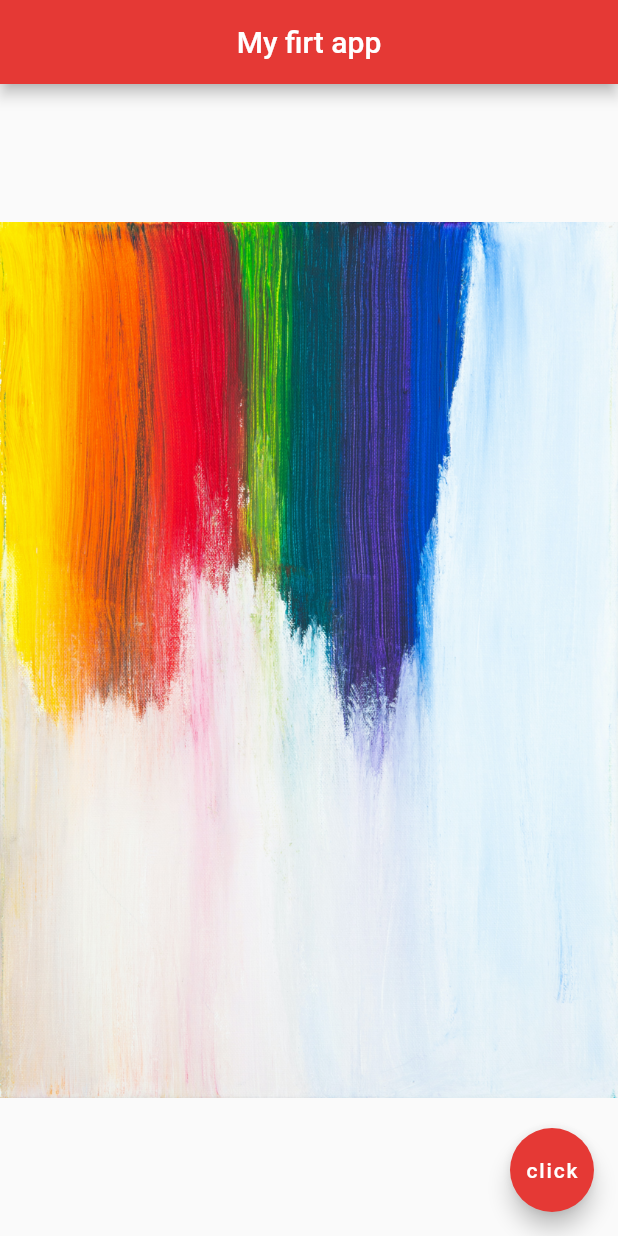
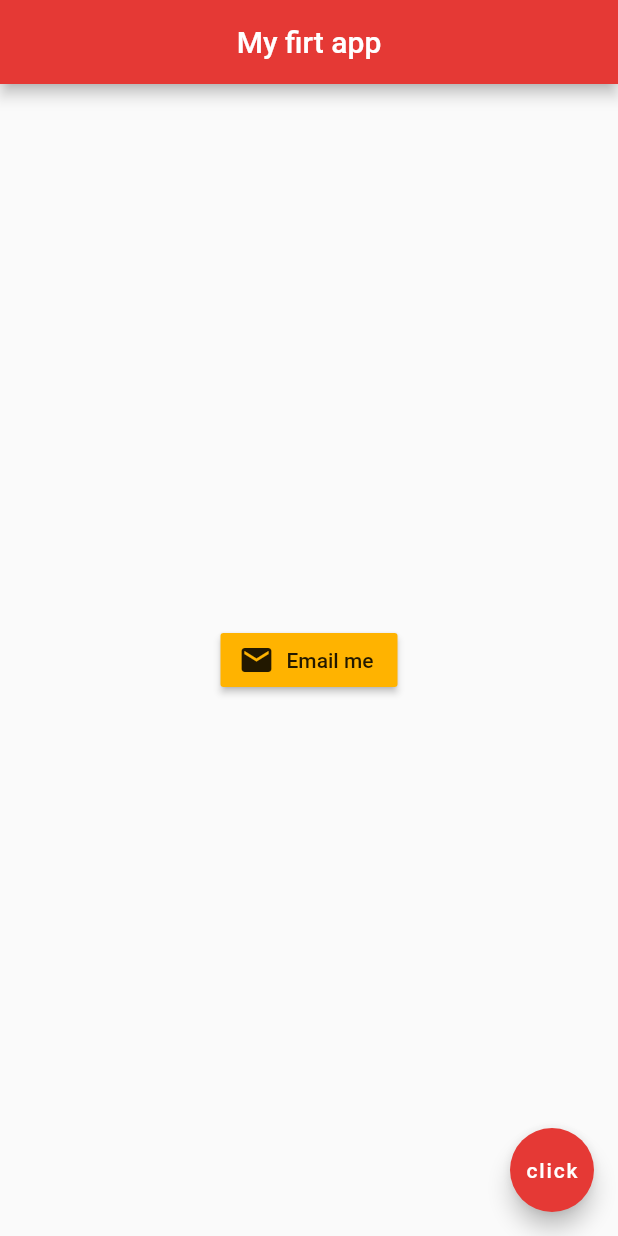
Before and after one commit to wendelleloi/my_first_app_flutter, a Flutter app: the screen it shows after launch, on a phone screen of 412 x 824 dp. Run offline on Flutter 3.47's test engine with Material 2 defaults, Android fonts, the phone set to English and light mode, and no system bars.

Commit message:
Adiciona botão

```diff
--- a/lib/main.dart
+++ b/lib/main.dart
@@ -14,7 +14,14 @@ class Home extends StatelessWidget {
         backgroundColor: Colors.red[600],
       ),
       body: Center(
-        child: Image.asset('assets/asset-2.jpg'),
+        child: RaisedButton.icon(
+            onPressed: () {},
+            icon: Icon(
+              Icons.email
+            ),
+            label: Text('Email me'),
+          color: Colors.amber[600],
+        )
       ),
       floatingActionButton: FloatingActionButton(
         onPressed: () {},
```
